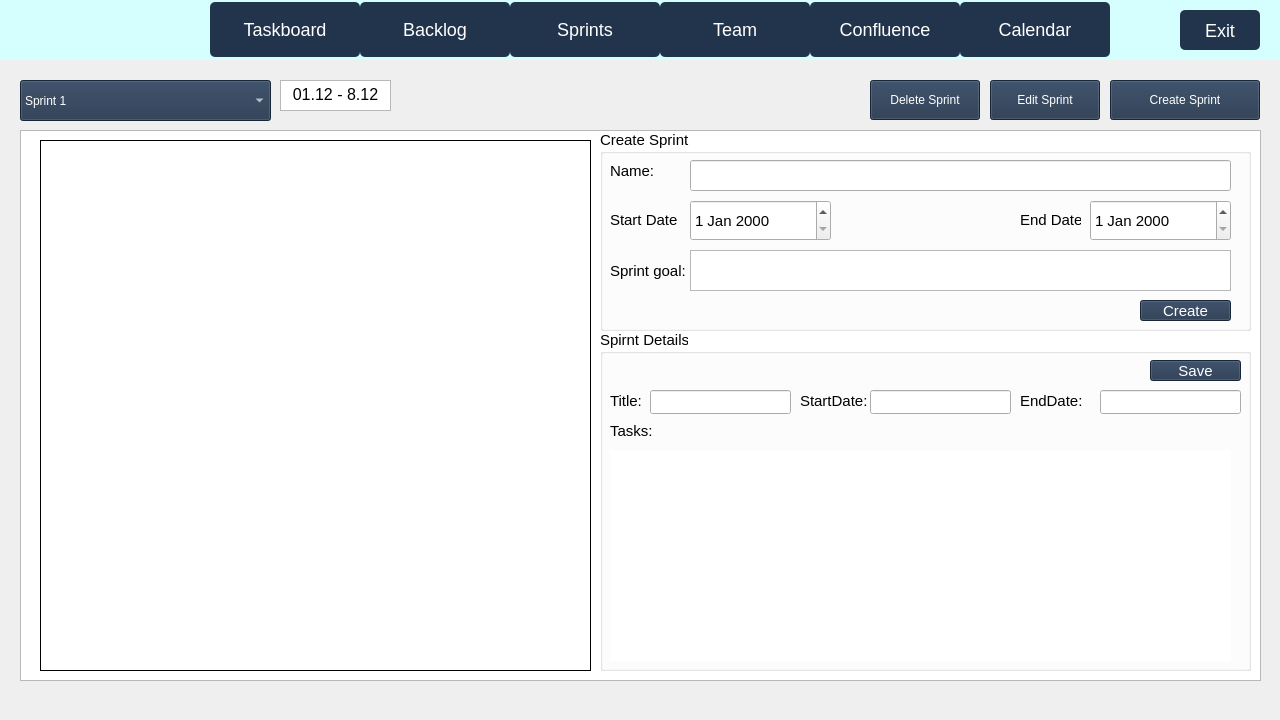
Old version of the form code/Staging_Environment/Recovered/Staging_Environment_Recorverd/parentboard.ui in the repository muazzamaqeel/Software-Project-CTS-5.
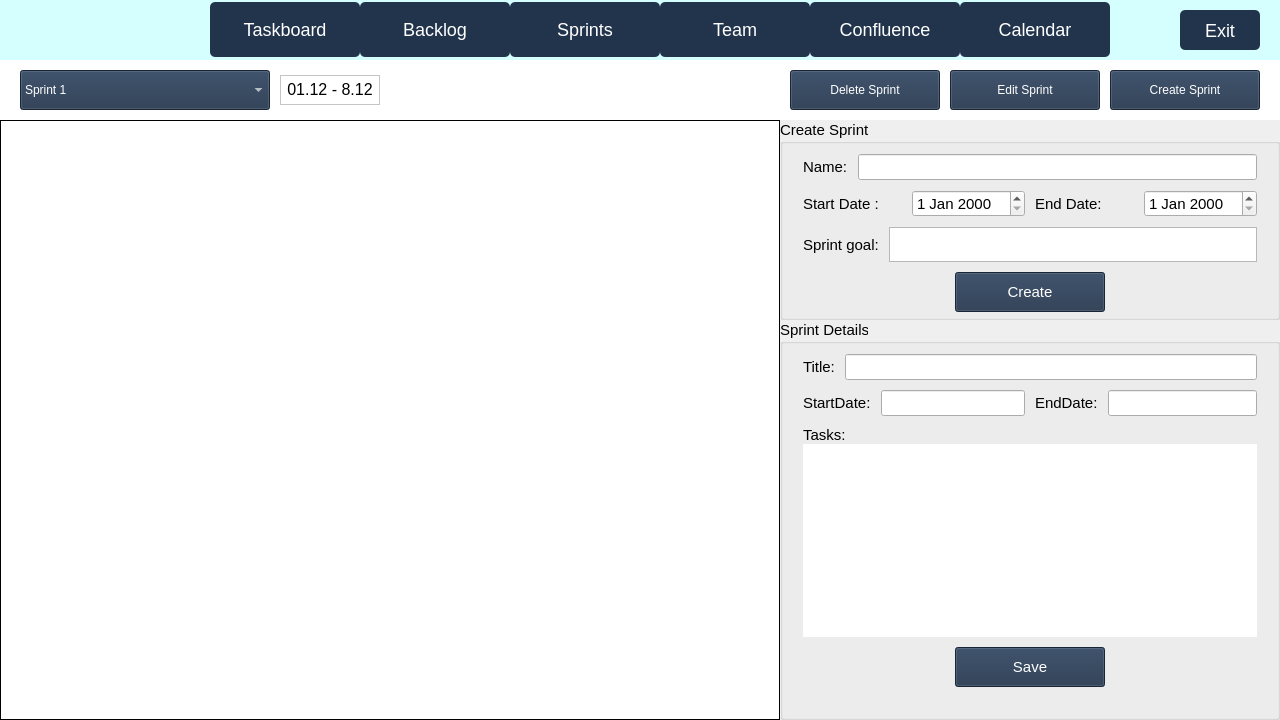
New version of the form. Icons and pictures are not drawn.

Commit message: Layouts: Part 3 - Sprints

The edit to the form file:
```diff
--- a/code/Staging_Environment/Recovered/Staging_Environment_Recorverd/parentboard.ui
+++ b/code/Staging_Environment/Recovered/Staging_Environment_Recorverd/parentboard.ui
@@ -2852,101 +2852,101 @@
        <zorder>RemoveUser_Button</zorder>
       </widget>
       <widget class="QWidget" name="sprintsPage">
-       <widget class="QListView" name="sprint_listView">
-        <property name="geometry">
-         <rect>
-          <x>20</x>
-          <y>70</y>
-          <width>1241</width>
-          <height>551</height>
-         </rect>
-        </property>
-       </widget>
-       <widget class="QPushButton" name="edit_sprint_button">
-        <property name="geometry">
-         <rect>
-          <x>990</x>
-          <y>20</y>
-          <width>110</width>
-          <height>40</height>
-         </rect>
+       <property name="minimumSize">
+        <size>
+         <width>1280</width>
+         <height>660</height>
+        </size>
+       </property>
+       <layout class="QVBoxLayout" name="verticalLayout_2">
+        <property name="spacing">
+         <number>0</number>
         </property>
+        <property name="leftMargin">
+         <number>0</number>
+        </property>
+        <property name="topMargin">
+         <number>0</number>
+        </property>
+        <property name="rightMargin">
+         <number>0</number>
+        </property>
+        <property name="bottomMargin">
+         <number>0</number>
+        </property>
+        <item>
+         <widget class="QWidget" name="sprintsTopBarLayout" native="true">
         <property name="minimumSize">
          <size>
-          <width>110</width>
-          <height>40</height>
+            <width>1280</width>
+            <height>60</height>
          </size>
         </property>
         <property name="maximumSize">
          <size>
-          <width>110</width>
-          <height>40</height>
-         </size>
-        </property>
-        <property name="autoFillBackground">
-         <bool>false</bool>
-        </property>
+            <width>16777215</width>
+            <height>60</height>
+           </size>
+          </property>
         <property name="styleSheet">
-         <string notr="true">QPushButton {
-font: 13pt &quot;Arial&quot;;
-background-color: #22344C;
-color: rgb(255, 255, 255);
+           <string notr="true">QWidget {
+background-color: white;
 }</string>
         </property>
-        <property name="text">
-         <string>Edit Sprint</string>
-        </property>
-       </widget>
-       <widget class="QPushButton" name="sprint_create_button">
-        <property name="geometry">
-         <rect>
-          <x>1110</x>
-          <y>20</y>
-          <width>150</width>
-          <height>40</height>
-         </rect>
-        </property>
+          <layout class="QHBoxLayout" name="horizontalLayout_36" stretch="78,50">
+           <property name="spacing">
+            <number>0</number>
+           </property>
+           <property name="leftMargin">
+            <number>0</number>
+           </property>
+           <property name="topMargin">
+            <number>0</number>
+           </property>
+           <property name="rightMargin">
+            <number>0</number>
+           </property>
+           <property name="bottomMargin">
+            <number>0</number>
+           </property>
+           <item>
+            <widget class="QWidget" name="sprintTopDatesLayout" native="true">
         <property name="minimumSize">
          <size>
-          <width>150</width>
+               <width>350</width>
           <height>40</height>
          </size>
         </property>
-        <property name="maximumSize">
-         <size>
-          <width>90</width>
-          <height>40</height>
-         </size>
-        </property>
-        <property name="autoFillBackground">
-         <bool>false</bool>
-        </property>
-        <property name="styleSheet">
-         <string notr="true">QPushButton {
-font: 13pt &quot;Arial&quot;;
-background-color: #22344C;
-color: rgb(255, 255, 255);
-}</string>
-        </property>
-        <property name="text">
-         <string>Create Sprint</string>
-        </property>
-       </widget>
+             <layout class="QHBoxLayout" name="horizontalLayout_35">
+              <property name="spacing">
+               <number>10</number>
+              </property>
+              <property name="leftMargin">
+               <number>20</number>
+              </property>
+              <property name="topMargin">
+               <number>0</number>
+              </property>
+              <property name="rightMargin">
+               <number>20</number>
+              </property>
+              <property name="bottomMargin">
+               <number>0</number>
+              </property>
+              <item>
        <widget class="QComboBox" name="sprint_top_down">
-        <property name="geometry">
-         <rect>
-          <x>20</x>
-          <y>20</y>
-          <width>251</width>
-          <height>41</height>
-         </rect>
-        </property>
         <property name="minimumSize">
          <size>
           <width>250</width>
           <height>40</height>
          </size>
         </property>
+                <property name="maximumSize">
+                 <size>
+                  <width>250</width>
+                  <height>40</height>
+                 </size>
+                </property>
         <property name="autoFillBackground">
          <bool>false</bool>
         </property>
@@ -2974,14 +2974,14 @@
          </property>
         </item>
        </widget>
+              </item>
+              <item>
        <widget class="QTextBrowser" name="sprint_date">
-        <property name="geometry">
-         <rect>
-          <x>280</x>
-          <y>20</y>
-          <width>111</width>
-          <height>31</height>
-         </rect>
+                <property name="maximumSize">
+                 <size>
+                  <width>100</width>
+                  <height>30</height>
+                 </size>
         </property>
         <property name="html">
          <string>&lt;!DOCTYPE HTML PUBLIC &quot;-//W3C//DTD HTML 4.0//EN&quot; &quot;http://www.w3.org/TR/REC-html40/strict.dtd&quot;&gt;
@@ -2994,14 +2994,157 @@
 &lt;p align=&quot;center&quot; style=&quot; margin-top:0px; margin-bottom:0px; margin-left:0px; margin-right:0px; -qt-block-indent:0; text-indent:0px;&quot;&gt;&lt;span style=&quot; font-family:'Arial'; font-size:12pt;&quot;&gt;01.12 - 8.12&lt;/span&gt;&lt;/p&gt;&lt;/body&gt;&lt;/html&gt;</string>
         </property>
        </widget>
+              </item>
+              <item>
+               <spacer name="horizontalSpacer_12">
+                <property name="orientation">
+                 <enum>Qt::Horizontal</enum>
+                </property>
+                <property name="sizeHint" stdset="0">
+                 <size>
+                  <width>40</width>
+                  <height>20</height>
+                 </size>
+                </property>
+               </spacer>
+              </item>
+             </layout>
+            </widget>
+           </item>
+           <item>
+            <layout class="QHBoxLayout" name="sprintsTopButtonsLayout">
+             <property name="spacing">
+              <number>10</number>
+             </property>
+             <property name="leftMargin">
+              <number>20</number>
+             </property>
+             <property name="rightMargin">
+              <number>20</number>
+             </property>
+             <item>
+              <widget class="QPushButton" name="delete_button">
+               <property name="minimumSize">
+                <size>
+                 <width>150</width>
+                 <height>40</height>
+                </size>
+               </property>
+               <property name="maximumSize">
+                <size>
+                 <width>150</width>
+                 <height>40</height>
+                </size>
+               </property>
+               <property name="autoFillBackground">
+                <bool>false</bool>
+               </property>
+               <property name="styleSheet">
+                <string notr="true">QPushButton {
+font: 13pt &quot;Arial&quot;;
+background-color: #22344C;
+color: rgb(255, 255, 255);
+}</string>
+               </property>
+               <property name="text">
+                <string>Delete Sprint</string>
+               </property>
+              </widget>
+             </item>
+             <item>
+              <widget class="QPushButton" name="edit_sprint_button">
+               <property name="minimumSize">
+                <size>
+                 <width>150</width>
+                 <height>40</height>
+                </size>
+               </property>
+               <property name="maximumSize">
+                <size>
+                 <width>150</width>
+                 <height>40</height>
+                </size>
+               </property>
+               <property name="autoFillBackground">
+                <bool>false</bool>
+               </property>
+               <property name="styleSheet">
+                <string notr="true">QPushButton {
+font: 13pt &quot;Arial&quot;;
+background-color: #22344C;
+color: rgb(255, 255, 255);
+}</string>
+               </property>
+               <property name="text">
+                <string>Edit Sprint</string>
+               </property>
+              </widget>
+             </item>
+             <item>
+              <widget class="QPushButton" name="sprint_create_button">
+               <property name="minimumSize">
+                <size>
+                 <width>150</width>
+                 <height>40</height>
+                </size>
+               </property>
+               <property name="maximumSize">
+                <size>
+                 <width>150</width>
+                 <height>40</height>
+                </size>
+               </property>
+               <property name="autoFillBackground">
+                <bool>false</bool>
+               </property>
+               <property name="styleSheet">
+                <string notr="true">QPushButton {
+font: 13pt &quot;Arial&quot;;
+background-color: #22344C;
+color: rgb(255, 255, 255);
+}</string>
+               </property>
+               <property name="text">
+                <string>Create Sprint</string>
+               </property>
+              </widget>
+             </item>
+            </layout>
+           </item>
+          </layout>
+         </widget>
+        </item>
+        <item>
+         <widget class="QWidget" name="sprintsTableLayout" native="true">
+          <property name="minimumSize">
+           <size>
+            <width>1280</width>
+            <height>600</height>
+           </size>
+          </property>
+          <layout class="QHBoxLayout" name="horizontalLayout_38" stretch="78,50">
+           <property name="spacing">
+            <number>0</number>
+           </property>
+           <property name="leftMargin">
+            <number>0</number>
+           </property>
+           <property name="topMargin">
+            <number>0</number>
+           </property>
+           <property name="rightMargin">
+            <number>0</number>
+           </property>
+           <property name="bottomMargin">
+            <number>0</number>
+           </property>
+           <item>
        <widget class="QTableWidget" name="sprint_table">
-        <property name="geometry">
-         <rect>
-          <x>40</x>
-          <y>80</y>
-          <width>551</width>
-          <height>531</height>
-         </rect>
+             <property name="minimumSize">
+              <size>
+               <width>780</width>
+               <height>600</height>
+              </size>
         </property>
         <property name="styleSheet">
          <string notr="true">QTableWidget {
@@ -3066,14 +3209,38 @@
 </string>
         </property>
        </widget>
+           </item>
+           <item>
+            <widget class="QWidget" name="sprintCreationLayouts" native="true">
+             <property name="minimumSize">
+              <size>
+               <width>500</width>
+               <height>600</height>
+              </size>
+             </property>
+             <layout class="QVBoxLayout" name="sprintsCreationLayouts" stretch="1,2">
+              <property name="spacing">
+               <number>0</number>
+              </property>
+              <property name="leftMargin">
+               <number>0</number>
+              </property>
+              <property name="topMargin">
+               <number>0</number>
+              </property>
+              <property name="rightMargin">
+               <number>0</number>
+              </property>
+              <property name="bottomMargin">
+               <number>0</number>
+              </property>
+              <item>
        <widget class="QGroupBox" name="sprintGroupBox">
-        <property name="geometry">
-         <rect>
-          <x>600</x>
-          <y>70</y>
-          <width>651</width>
-          <height>201</height>
-         </rect>
+                <property name="minimumSize">
+                 <size>
+                  <width>500</width>
+                  <height>200</height>
+                 </size>
         </property>
         <property name="font">
          <font>
@@ -3083,15 +3250,26 @@
         <property name="title">
          <string>Create Sprint</string>
         </property>
+                <layout class="QVBoxLayout" name="verticalLayout_14">
+                 <property name="spacing">
+                  <number>10</number>
+                 </property>
+                 <property name="leftMargin">
+                  <number>20</number>
+                 </property>
+                 <property name="topMargin">
+                  <number>10</number>
+                 </property>
+                 <property name="rightMargin">
+                  <number>20</number>
+                 </property>
+                 <property name="bottomMargin">
+                  <number>10</number>
+                 </property>
+                 <item>
+                  <layout class="QHBoxLayout" name="sprintInputLayout">
+                   <item>
         <widget class="QLabel" name="Text_Name">
-         <property name="geometry">
-          <rect>
-           <x>10</x>
-           <y>30</y>
-           <width>71</width>
-           <height>21</height>
-          </rect>
-         </property>
          <property name="font">
           <font>
            <pointsize>11</pointsize>
@@ -3101,15 +3279,18 @@
           <string>Name:</string>
          </property>
         </widget>
+                   </item>
+                   <item>
+                    <widget class="QLineEdit" name="Input_SprintName"/>
+                   </item>
+                  </layout>
+                 </item>
+                 <item>
+                  <layout class="QHBoxLayout" name="horizontalLayout_28">
+                   <item>
+                    <layout class="QHBoxLayout" name="sprintDateLayout">
+                     <item>
         <widget class="QLabel" name="Text_StartDate">
-         <property name="geometry">
-          <rect>
-           <x>10</x>
-           <y>80</y>
-           <width>71</width>
-           <height>20</height>
-          </rect>
-         </property>
          <property name="font">
           <font>
            <pointsize>11</pointsize>
@@ -3119,33 +3300,16 @@
           <string>Start Date :</string>
          </property>
         </widget>
-        <widget class="QLabel" name="Text_SprintGoal">
-         <property name="geometry">
-          <rect>
-           <x>10</x>
-           <y>130</y>
-           <width>91</width>
-           <height>21</height>
-          </rect>
-         </property>
-         <property name="font">
-          <font>
-           <pointsize>11</pointsize>
-          </font>
-         </property>
-         <property name="text">
-          <string>Sprint goal:</string>
-         </property>
-        </widget>
+                     </item>
+                     <item>
+                      <widget class="QDateEdit" name="Input_EndDate"/>
+                     </item>
+                    </layout>
+                   </item>
+                   <item>
+                    <layout class="QHBoxLayout" name="sprintEndDateLayout">
+                     <item>
         <widget class="QLabel" name="Text_EndDate">
-         <property name="geometry">
-          <rect>
-           <x>420</x>
-           <y>80</y>
-           <width>61</width>
-           <height>20</height>
-          </rect>
-         </property>
          <property name="font">
           <font>
            <pointsize>11</pointsize>
@@ -3155,54 +3319,61 @@
           <string>End Date:</string>
          </property>
         </widget>
-        <widget class="QDateEdit" name="Input_StartDate">
-         <property name="geometry">
-          <rect>
-           <x>490</x>
-           <y>70</y>
-           <width>141</width>
-           <height>41</height>
-          </rect>
-         </property>
-        </widget>
-        <widget class="QDateEdit" name="Input_EndDate">
-         <property name="geometry">
-          <rect>
-           <x>90</x>
-           <y>70</y>
-           <width>141</width>
-           <height>41</height>
-          </rect>
-         </property>
-        </widget>
-        <widget class="QLineEdit" name="Input_SprintName">
-         <property name="geometry">
-          <rect>
-           <x>90</x>
-           <y>30</y>
-           <width>541</width>
-           <height>31</height>
-          </rect>
-         </property>
-        </widget>
-        <widget class="QTextEdit" name="Input_SprintGoal">
-         <property name="geometry">
-          <rect>
-           <x>90</x>
-           <y>120</y>
-           <width>541</width>
-           <height>41</height>
-          </rect>
-         </property>
-        </widget>
+                     </item>
+                     <item>
+                      <widget class="QDateEdit" name="Input_StartDate"/>
+                     </item>
+                    </layout>
+                   </item>
+                  </layout>
+                 </item>
+                 <item>
+                  <layout class="QHBoxLayout" name="sprintGoalLayout">
+                   <item>
+                    <widget class="QLabel" name="Text_SprintGoal">
+                     <property name="font">
+                      <font>
+                       <pointsize>11</pointsize>
+                      </font>
+                     </property>
+                     <property name="text">
+                      <string>Sprint goal:</string>
+                     </property>
+                    </widget>
+                   </item>
+                   <item>
+                    <widget class="QTextEdit" name="Input_SprintGoal"/>
+                   </item>
+                  </layout>
+                 </item>
+                 <item>
+                  <layout class="QHBoxLayout" name="horizontalLayout_33">
+                   <item>
+                    <spacer name="horizontalSpacer_9">
+                     <property name="orientation">
+                      <enum>Qt::Horizontal</enum>
+                     </property>
+                     <property name="sizeHint" stdset="0">
+                      <size>
+                       <width>40</width>
+                       <height>20</height>
+                      </size>
+                     </property>
+                    </spacer>
+                   </item>
+                   <item>
         <widget class="QPushButton" name="CreateSprint_SprintTab">
-         <property name="geometry">
-          <rect>
-           <x>540</x>
-           <y>170</y>
-           <width>91</width>
-           <height>21</height>
-          </rect>
+                     <property name="minimumSize">
+                      <size>
+                       <width>150</width>
+                       <height>40</height>
+                      </size>
+                     </property>
+                     <property name="maximumSize">
+                      <size>
+                       <width>150</width>
+                       <height>40</height>
+                      </size>
          </property>
          <property name="styleSheet">
           <string notr="true">QPushButton {
@@ -3215,50 +3386,32 @@
           <string>Create</string>
          </property>
         </widget>
-       </widget>
-       <widget class="QPushButton" name="delete_button">
-        <property name="geometry">
-         <rect>
-          <x>870</x>
-          <y>20</y>
-          <width>110</width>
-          <height>40</height>
-         </rect>
-        </property>
-        <property name="minimumSize">
+                   </item>
+                   <item>
+                    <spacer name="horizontalSpacer_8">
+                     <property name="orientation">
+                      <enum>Qt::Horizontal</enum>
+                     </property>
+                     <property name="sizeHint" stdset="0">
          <size>
-          <width>110</width>
-          <height>40</height>
-         </size>
-        </property>
-        <property name="maximumSize">
-         <size>
-          <width>110</width>
-          <height>40</height>
-         </size>
-        </property>
-        <property name="autoFillBackground">
-         <bool>false</bool>
-        </property>
-        <property name="styleSheet">
-         <string notr="true">QPushButton {
-font: 13pt &quot;Arial&quot;;
-background-color: #22344C;
-color: rgb(255, 255, 255);
-}</string>
-        </property>
-        <property name="text">
-         <string>Delete Sprint</string>
-        </property>
-       </widget>
+                       <width>40</width>
+                       <height>20</height>
+                      </size>
+                     </property>
+                    </spacer>
+                   </item>
+                  </layout>
+                 </item>
+                </layout>
+               </widget>
+              </item>
+              <item>
        <widget class="QGroupBox" name="Sprint_View_Box">
-        <property name="geometry">
-         <rect>
-          <x>600</x>
-          <y>270</y>
-          <width>651</width>
-          <height>341</height>
-         </rect>
+                <property name="minimumSize">
+                 <size>
+                  <width>500</width>
+                  <height>400</height>
+                 </size>
         </property>
         <property name="font">
          <font>
@@ -3266,99 +3419,84 @@
          </font>
         </property>
         <property name="title">
-         <string>Spirnt Details</string>
-        </property>
+                 <string>Sprint Details</string>
+                </property>
+                <layout class="QVBoxLayout" name="verticalLayout_16">
+                 <property name="spacing">
+                  <number>10</number>
+                 </property>
+                 <property name="leftMargin">
+                  <number>20</number>
+                 </property>
+                 <property name="topMargin">
+                  <number>10</number>
+                 </property>
+                 <property name="rightMargin">
+                  <number>20</number>
+                 </property>
+                 <property name="bottomMargin">
+                  <number>30</number>
+                 </property>
+                 <item>
+                  <layout class="QHBoxLayout" name="horizontalLayout_29">
+                   <item>
         <widget class="QLabel" name="Label_Sprint_Title">
-         <property name="geometry">
-          <rect>
-           <x>10</x>
-           <y>60</y>
-           <width>81</width>
-           <height>21</height>
-          </rect>
-         </property>
          <property name="text">
           <string>Title:</string>
          </property>
         </widget>
-        <widget class="QLineEdit" name="Edit_Sprint_Name">
-         <property name="geometry">
-          <rect>
-           <x>50</x>
-           <y>60</y>
-           <width>141</width>
-           <height>24</height>
-          </rect>
-         </property>
-        </widget>
+                   </item>
+                   <item>
+                    <widget class="QLineEdit" name="Edit_Sprint_Name"/>
+                   </item>
+                  </layout>
+                 </item>
+                 <item>
+                  <layout class="QHBoxLayout" name="horizontalLayout_32">
+                   <item>
+                    <layout class="QHBoxLayout" name="horizontalLayout_30">
+                     <item>
         <widget class="QLabel" name="Label_Sprint_StartDate">
-         <property name="geometry">
-          <rect>
-           <x>200</x>
-           <y>60</y>
-           <width>81</width>
-           <height>21</height>
-          </rect>
-         </property>
          <property name="text">
           <string>StartDate:</string>
          </property>
         </widget>
-        <widget class="QLineEdit" name="Edit_Sprint_StartDate">
-         <property name="geometry">
-          <rect>
-           <x>270</x>
-           <y>60</y>
-           <width>141</width>
-           <height>24</height>
-          </rect>
-         </property>
-        </widget>
+                     </item>
+                     <item>
+                      <widget class="QLineEdit" name="Edit_Sprint_StartDate"/>
+                     </item>
+                    </layout>
+                   </item>
+                   <item>
+                    <layout class="QHBoxLayout" name="horizontalLayout_31">
+                     <item>
         <widget class="QLabel" name="Label_Sprint_EndDate">
-         <property name="geometry">
-          <rect>
-           <x>420</x>
-           <y>60</y>
-           <width>81</width>
-           <height>21</height>
-          </rect>
-         </property>
          <property name="text">
           <string>EndDate:</string>
          </property>
         </widget>
-        <widget class="QLineEdit" name="Edit_Sprint_EndDate">
-         <property name="geometry">
-          <rect>
-           <x>500</x>
-           <y>60</y>
-           <width>141</width>
-           <height>24</height>
-          </rect>
-         </property>
-        </widget>
+                     </item>
+                     <item>
+                      <widget class="QLineEdit" name="Edit_Sprint_EndDate"/>
+                     </item>
+                    </layout>
+                   </item>
+                  </layout>
+                 </item>
+                 <item>
+                  <layout class="QVBoxLayout" name="verticalLayout_15">
+                   <property name="spacing">
+                    <number>0</number>
+                   </property>
+                   <item>
         <widget class="QLabel" name="Label_Task_TableName">
-         <property name="geometry">
-          <rect>
-           <x>10</x>
-           <y>90</y>
-           <width>71</width>
-           <height>21</height>
-          </rect>
-         </property>
          <property name="text">
           <string>Tasks:</string>
          </property>
         </widget>
+                   </item>
+                   <item>
         <widget class="QTableWidget" name="SprintDetails_Table">
-         <property name="geometry">
-          <rect>
-           <x>10</x>
-           <y>120</y>
-           <width>621</width>
-           <height>211</height>
-          </rect>
-         </property>
          <property name="styleSheet">
           <string notr="true">QTableWidget {
     background-color: white; /* White background for the cells */
@@ -3418,24 +3556,35 @@
 </string>
          </property>
         </widget>
+                   </item>
+                  </layout>
+                 </item>
+                 <item>
+                  <layout class="QHBoxLayout" name="horizontalLayout_34">
+                   <item>
+                    <spacer name="horizontalSpacer_11">
+                     <property name="orientation">
+                      <enum>Qt::Horizontal</enum>
+                     </property>
+                     <property name="sizeHint" stdset="0">
+                      <size>
+                       <width>40</width>
+                       <height>20</height>
+                      </size>
+                     </property>
+                    </spacer>
+                   </item>
+                   <item>
         <widget class="QPushButton" name="sprintinfo_save_button">
-         <property name="geometry">
-          <rect>
-           <x>550</x>
-           <y>30</y>
-           <width>91</width>
-           <height>21</height>
-          </rect>
-         </property>
          <property name="minimumSize">
           <size>
-           <width>90</width>
-           <height>20</height>
+                       <width>150</width>
+                       <height>40</height>
           </size>
          </property>
          <property name="maximumSize">
           <size>
-           <width>110</width>
+                       <width>150</width>
            <height>40</height>
           </size>
          </property>
@@ -3461,36 +3610,32 @@
           <string>Save</string>
          </property>
         </widget>
-       </widget>
-       <widget class="QWidget" name="verticalWidget" native="true">
-        <property name="geometry">
-         <rect>
-          <x>0</x>
-          <y>0</y>
-          <width>1281</width>
-          <height>71</height>
-         </rect>
-        </property>
-        <property name="styleSheet">
-         <string notr="true">background-color: #9EB3C0;
-</string>
-        </property>
-        <layout class="QVBoxLayout" name="verticalLayout_2">
-         <property name="sizeConstraint">
-          <enum>QLayout::SetFixedSize</enum>
-         </property>
-        </layout>
-       </widget>
-       <zorder>verticalWidget</zorder>
-       <zorder>sprint_listView</zorder>
-       <zorder>sprint_top_down</zorder>
-       <zorder>sprint_create_button</zorder>
-       <zorder>edit_sprint_button</zorder>
-       <zorder>sprint_date</zorder>
-       <zorder>sprintGroupBox</zorder>
-       <zorder>delete_button</zorder>
-       <zorder>Sprint_View_Box</zorder>
-       <zorder>sprint_table</zorder>
+                   </item>
+                   <item>
+                    <spacer name="horizontalSpacer_10">
+                     <property name="orientation">
+                      <enum>Qt::Horizontal</enum>
+                     </property>
+                     <property name="sizeHint" stdset="0">
+                      <size>
+                       <width>40</width>
+                       <height>20</height>
+                      </size>
+                     </property>
+                    </spacer>
+                   </item>
+                  </layout>
+                 </item>
+                </layout>
+               </widget>
+              </item>
+             </layout>
+            </widget>
+           </item>
+          </layout>
+         </widget>
+        </item>
+       </layout>
       </widget>
       <widget class="QWidget" name="confluencePage">
        <property name="minimumSize">
```
Left out of the diff: 6 changed lines with no effect on the pictures. Lines whose indentation alone changed are shown as unchanged.
